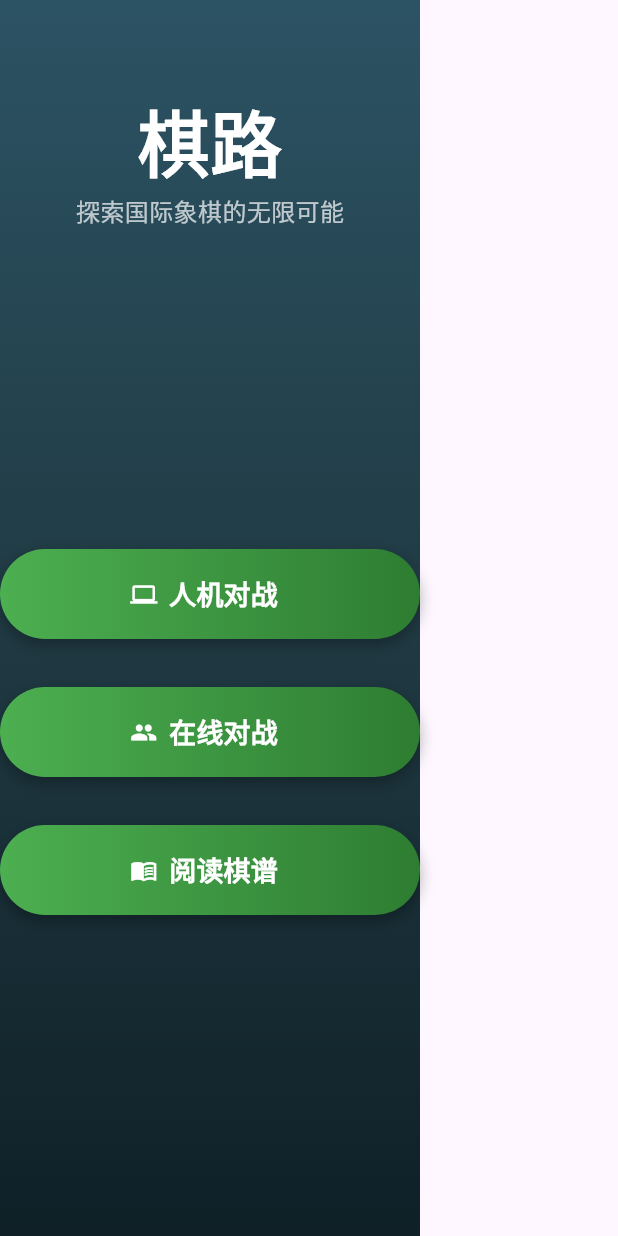
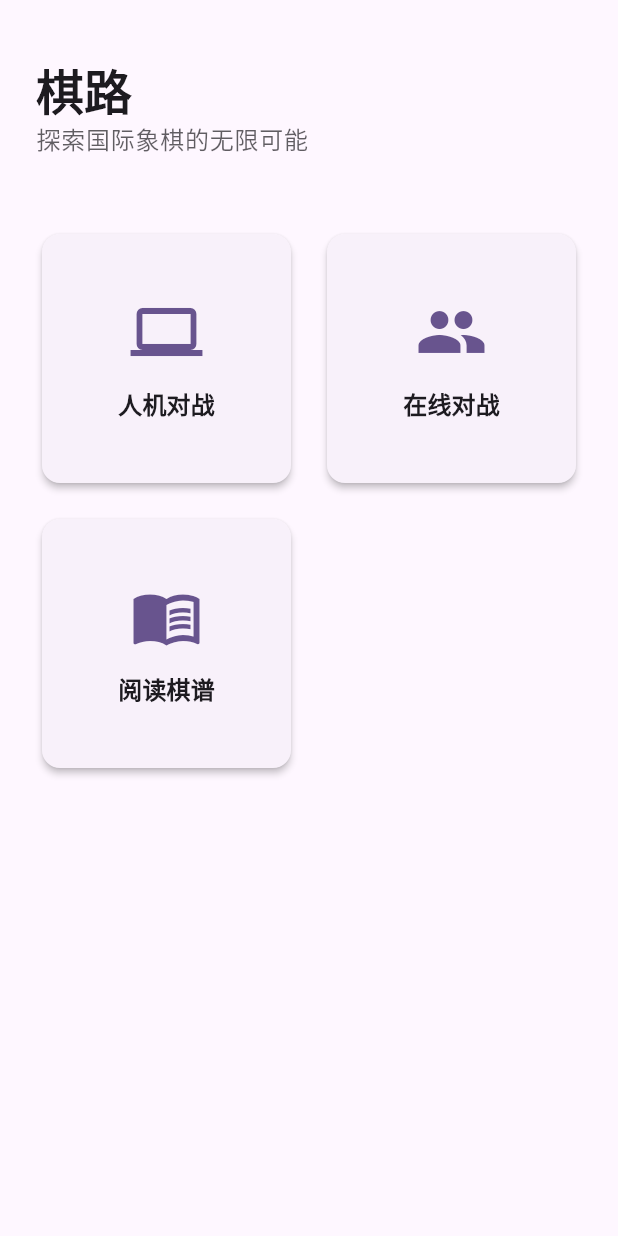
Before and after one commit to hezhaoyun/ichess_client, a Flutter app: the screen it shows after launch, on a phone screen of 412 x 824 dp. Run offline on Flutter 3.47's test engine with Material 3 defaults, Android fonts, the phone set to English and light mode, and no system bars; our stand-ins replace file_picker, socket_io_client; missing offline and left inert: chess, chess_vectors_flutter, stockfish, wp_chessboard.

Commit message:
add ai-battle

```diff
--- a/lib/home_page.dart
+++ b/lib/home_page.dart
@@ -15,61 +15,60 @@ class _HomePageState extends State<HomePage> {
   @override
   Widget build(BuildContext context) {
     return Scaffold(
-      body: Container(
-        decoration: const BoxDecoration(
-          gradient: LinearGradient(
-            begin: Alignment.topCenter,
-            end: Alignment.bottomCenter,
-            colors: [Color(0xFF2C5364), Color(0xFF203A43), Color(0xFF0F2027)],
+      backgroundColor: Theme.of(context).colorScheme.surface,
+      body: SafeArea(
+        child: Padding(
+          padding: const EdgeInsets.symmetric(horizontal: 24.0),
+          child: Column(
+            crossAxisAlignment: CrossAxisAlignment.start,
+            children: [
+              const SizedBox(height: 40),
+              Text(
+                '棋路',
+                style: Theme.of(context).textTheme.headlineLarge?.copyWith(
+                      fontWeight: FontWeight.bold,
                     ),
               ),
-        child: SafeArea(
-          child: Column(
-            children: [
-              const SizedBox(height: 60),
-              const Text(
-                '棋路',
-                style: TextStyle(
-                  fontSize: 48,
-                  fontWeight: FontWeight.bold,
-                  color: Colors.white,
+              Text(
+                '探索国际象棋的无限可能',
+                style: Theme.of(context).textTheme.bodyLarge?.copyWith(
+                      color: Theme.of(context).colorScheme.onSurface.withAlpha(179),
                     ),
               ),
-              const Text(
-                '探索国际象棋的无限可能',
-                style: TextStyle(
-                  fontSize: 16,
-                  color: Colors.white70,
-                ),
-              ),
-              const Spacer(),
-              _buildButton(
+              const SizedBox(height: 48),
+              Expanded(
+                child: GridView.count(
+                  crossAxisCount: 2,
+                  mainAxisSpacing: 16,
+                  crossAxisSpacing: 16,
+                  children: [
+                    _buildCard(
                       icon: Icons.computer,
                       label: '人机对战',
-                onPressed: () => Navigator.push(
+                      onTap: () => Navigator.push(
                         context,
                         MaterialPageRoute(builder: (context) => const AIBattlePage()),
                       ),
                     ),
-              const SizedBox(height: 32),
-              _buildButton(
+                    _buildCard(
                       icon: Icons.people,
                       label: '在线对战',
-                onPressed: () => Navigator.push(
+                      onTap: () => Navigator.push(
                         context,
                         MaterialPageRoute(builder: (context) => const OnlineBattlePage()),
                       ),
                     ),
-              const SizedBox(height: 32),
-              _buildButton(
+                    _buildCard(
                       icon: Icons.menu_book,
                       label: '阅读棋谱',
-                onPressed: () => Navigator.push(
+                      onTap: () => Navigator.push(
                         context,
                         MaterialPageRoute(builder: (context) => const ViewPage()),
                       ),
                     ),
-              const Spacer(),
+                  ],
+                ),
+              ),
             ],
           ),
         ),
@@ -77,44 +76,32 @@ class _HomePageState extends State<HomePage> {
     );
   }
 
-  Widget _buildButton({
+  Widget _buildCard({
     required IconData icon,
     required String label,
-    required VoidCallback onPressed,
+    required VoidCallback onTap,
   }) {
-    return Container(
-      width: 280,
-      height: 60,
-      decoration: BoxDecoration(
-        gradient: const LinearGradient(
-          colors: [Color(0xFF4CAF50), Color(0xFF2E7D32)],
+    return Card(
+      elevation: 2,
+      child: InkWell(
+        onTap: onTap,
+        borderRadius: BorderRadius.circular(12),
+        child: Column(
+          mainAxisAlignment: MainAxisAlignment.center,
+          children: [
+            Icon(
+              icon,
+              size: 48,
+              color: Theme.of(context).colorScheme.primary,
             ),
-        borderRadius: BorderRadius.circular(30),
-        boxShadow: [
-          BoxShadow(
-            color: Colors.black.withOpacity(0.3),
-            blurRadius: 8,
-            offset: const Offset(0, 4),
+            const SizedBox(height: 12),
+            Text(
+              label,
+              style: Theme.of(context).textTheme.titleMedium?.copyWith(
+                    fontWeight: FontWeight.bold,
+                  ),
             ),
           ],
-      ),
-      child: ElevatedButton.icon(
-        onPressed: onPressed,
-        icon: Icon(icon, color: Colors.white),
-        label: Text(
-          label,
-          style: const TextStyle(
-            fontSize: 18,
-            fontWeight: FontWeight.bold,
-            color: Colors.white,
-          ),
-        ),
-        style: ElevatedButton.styleFrom(
-          backgroundColor: Colors.transparent,
-          shadowColor: Colors.transparent,
-          shape: RoundedRectangleBorder(
-            borderRadius: BorderRadius.circular(30),
-          ),
         ),
       ),
     );
--- a/lib/modules/battle/ai_battle_page.dart
+++ b/lib/modules/battle/ai_battle_page.dart
@@ -35,21 +35,23 @@ class _AIBattlePageState extends State<AIBattlePage> {
       await initStockfish();
       setState(() => _isEngineReady = true);
     } catch (e) {
-      if (mounted) {
-        ScaffoldMessenger.of(context).showSnackBar(
-          const SnackBar(content: Text('引擎初始化失败，请重启应')),
-        );
-      }
+      WidgetsBinding.instance.addPostFrameCallback((_) {
+        if (mounted) {
+          ScaffoldMessenger.of(context).showSnackBar(
+            SnackBar(content: Text('引擎初始化失败：${e.toString()}')),
+          );
+        }
+        debugPrint('引擎初始化失败：${e.toString()}');
+      });
     }
   }
 
   initStockfish() {
     stockfish = Stockfish();
-
-    stockfish.stdin = 'uci';
-    stockfish.stdin = 'setoption name Skill Level value 10';
-    stockfish.stdin = 'isready';
-    stockfish.stdin = 'ucinewgame';
+    // stockfish.stdin = 'uci';
+    // stockfish.stdin = 'setoption name Skill Level value 10';
+    // stockfish.stdin = 'isready';
+    // stockfish.stdin = 'ucinewgame';
   }
 
   void onMove(String move) {
--- a/pubspec.yaml
+++ b/pubspec.yaml
@@ -31,7 +31,7 @@ dependencies:
   flutter:
     sdk: flutter
 
-  file_picker: ^5.2.0
+  file_picker: ^5.3.1
   path_provider: ^2.0.15
   socket_io_client: ^3.0.0
   wp_chessboard: ^0.0.4
```
Lines whose indentation alone changed are shown as unchanged.
